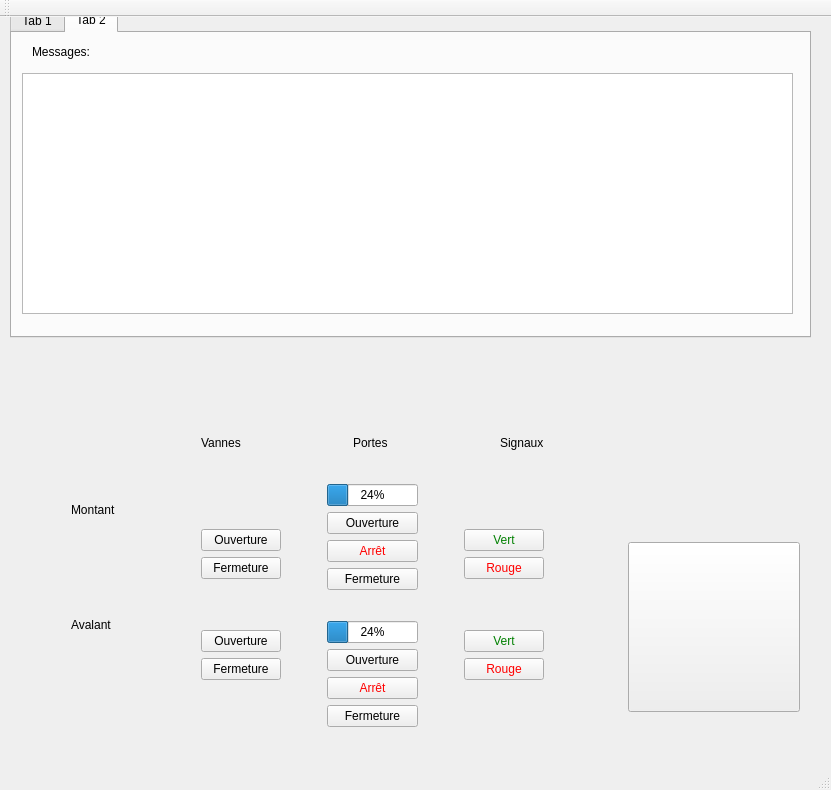
Qt form mainwindow.ui (VConstans/IHMEcluse) before a commit.
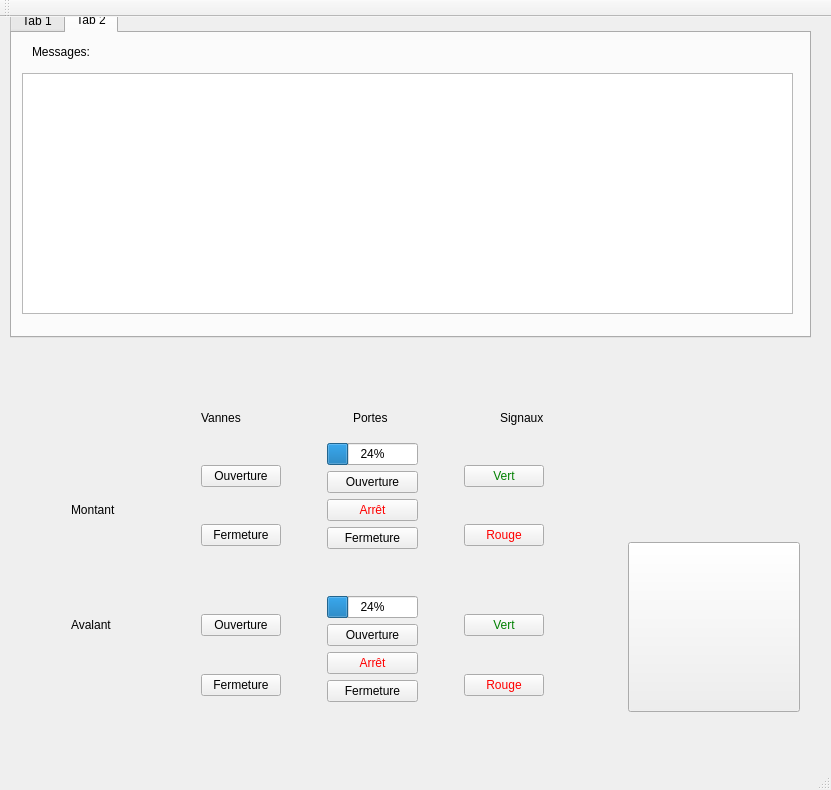
The same form after that commit. Icons and pictures are not drawn.

Diff of the .ui file:
```diff
--- a/mainwindow.ui
+++ b/mainwindow.ui
@@ -320,6 +320,19 @@
             <layout class="QVBoxLayout" name="groupeButtonVannes">
              <item>
               <layout class="QVBoxLayout" name="groupeVanneMontant">
+               <item>
+                <spacer name="verticalSpacer_7">
+                 <property name="orientation">
+                  <enum>Qt::Vertical</enum>
+                 </property>
+                 <property name="sizeHint" stdset="0">
+                  <size>
+                   <width>20</width>
+                   <height>40</height>
+                  </size>
+                 </property>
+                </spacer>
+               </item>
                <item>
                 <widget class="QPushButton" name="vanneMontantOuv">
                  <property name="styleSheet">
@@ -330,6 +343,19 @@
                  </property>
                 </widget>
                </item>
+               <item>
+                <spacer name="verticalSpacer_8">
+                 <property name="orientation">
+                  <enum>Qt::Vertical</enum>
+                 </property>
+                 <property name="sizeHint" stdset="0">
+                  <size>
+                   <width>20</width>
+                   <height>40</height>
+                  </size>
+                 </property>
+                </spacer>
+               </item>
                <item>
                 <widget class="QPushButton" name="vanneMontantFerm">
                  <property name="text">
@@ -337,10 +363,36 @@
                  </property>
                 </widget>
                </item>
+               <item>
+                <spacer name="verticalSpacer_9">
+                 <property name="orientation">
+                  <enum>Qt::Vertical</enum>
+                 </property>
+                 <property name="sizeHint" stdset="0">
+                  <size>
+                   <width>20</width>
+                   <height>40</height>
+                  </size>
+                 </property>
+                </spacer>
+               </item>
               </layout>
              </item>
              <item>
               <layout class="QVBoxLayout" name="groupeVanneAvalant">
+               <item>
+                <spacer name="verticalSpacer_10">
+                 <property name="orientation">
+                  <enum>Qt::Vertical</enum>
+                 </property>
+                 <property name="sizeHint" stdset="0">
+                  <size>
+                   <width>20</width>
+                   <height>40</height>
+                  </size>
+                 </property>
+                </spacer>
+               </item>
                <item>
                 <widget class="QPushButton" name="vanneAvalantOuv">
                  <property name="text">
@@ -348,6 +400,19 @@
                  </property>
                 </widget>
                </item>
+               <item>
+                <spacer name="verticalSpacer_11">
+                 <property name="orientation">
+                  <enum>Qt::Vertical</enum>
+                 </property>
+                 <property name="sizeHint" stdset="0">
+                  <size>
+                   <width>20</width>
+                   <height>40</height>
+                  </size>
+                 </property>
+                </spacer>
+               </item>
                <item>
                 <widget class="QPushButton" name="vanneAvalantFerm">
                  <property name="text">
@@ -355,6 +420,19 @@
                  </property>
                 </widget>
                </item>
+               <item>
+                <spacer name="verticalSpacer_12">
+                 <property name="orientation">
+                  <enum>Qt::Vertical</enum>
+                 </property>
+                 <property name="sizeHint" stdset="0">
+                  <size>
+                   <width>20</width>
+                   <height>40</height>
+                  </size>
+                 </property>
+                </spacer>
+               </item>
               </layout>
              </item>
             </layout>
@@ -374,6 +452,19 @@
            </item>
            <item>
             <layout class="QVBoxLayout" name="groupeButtonPortes">
+             <item>
+              <spacer name="verticalSpacer_19">
+               <property name="orientation">
+                <enum>Qt::Vertical</enum>
+               </property>
+               <property name="sizeHint" stdset="0">
+                <size>
+                 <width>20</width>
+                 <height>40</height>
+                </size>
+               </property>
+              </spacer>
+             </item>
              <item>
               <widget class="QProgressBar" name="progressPorteMontant">
                <property name="value">
@@ -421,6 +512,19 @@
                  </property>
                 </widget>
                </item>
+               <item>
+                <spacer name="verticalSpacer_20">
+                 <property name="orientation">
+                  <enum>Qt::Vertical</enum>
+                 </property>
+                 <property name="sizeHint" stdset="0">
+                  <size>
+                   <width>20</width>
+                   <height>40</height>
+                  </size>
+                 </property>
+                </spacer>
+               </item>
               </layout>
              </item>
              <item>
@@ -438,6 +542,19 @@
              </item>
              <item>
               <layout class="QVBoxLayout" name="groupePorteAvalant">
+               <item>
+                <spacer name="verticalSpacer_21">
+                 <property name="orientation">
+                  <enum>Qt::Vertical</enum>
+                 </property>
+                 <property name="sizeHint" stdset="0">
+                  <size>
+                   <width>20</width>
+                   <height>40</height>
+                  </size>
+                 </property>
+                </spacer>
+               </item>
                <item>
                 <widget class="QProgressBar" name="progressPorteAvalant">
                  <property name="value">
@@ -477,6 +594,19 @@
                  </property>
                 </widget>
                </item>
+               <item>
+                <spacer name="verticalSpacer_22">
+                 <property name="orientation">
+                  <enum>Qt::Vertical</enum>
+                 </property>
+                 <property name="sizeHint" stdset="0">
+                  <size>
+                   <width>20</width>
+                   <height>40</height>
+                  </size>
+                 </property>
+                </spacer>
+               </item>
               </layout>
              </item>
             </layout>
@@ -498,6 +628,19 @@
             <layout class="QVBoxLayout" name="groupeButtonSignaux">
              <item>
               <layout class="QVBoxLayout" name="signauxMontant">
+               <item>
+                <spacer name="verticalSpacer_13">
+                 <property name="orientation">
+                  <enum>Qt::Vertical</enum>
+                 </property>
+                 <property name="sizeHint" stdset="0">
+                  <size>
+                   <width>20</width>
+                   <height>40</height>
+                  </size>
+                 </property>
+                </spacer>
+               </item>
                <item>
                 <widget class="QPushButton" name="vertMontant">
                  <property name="styleSheet">
@@ -508,6 +651,19 @@
                  </property>
                 </widget>
                </item>
+               <item>
+                <spacer name="verticalSpacer_14">
+                 <property name="orientation">
+                  <enum>Qt::Vertical</enum>
+                 </property>
+                 <property name="sizeHint" stdset="0">
+                  <size>
+                   <width>20</width>
+                   <height>40</height>
+                  </size>
+                 </property>
+                </spacer>
+               </item>
                <item>
                 <widget class="QPushButton" name="rougeMontant">
                  <property name="styleSheet">
@@ -518,10 +674,36 @@
                  </property>
                 </widget>
                </item>
+               <item>
+                <spacer name="verticalSpacer_18">
+                 <property name="orientation">
+                  <enum>Qt::Vertical</enum>
+                 </property>
+                 <property name="sizeHint" stdset="0">
+                  <size>
+                   <width>20</width>
+                   <height>40</height>
+                  </size>
+                 </property>
+                </spacer>
+               </item>
               </layout>
              </item>
              <item>
               <layout class="QVBoxLayout" name="signauxAvalant">
+               <item>
+                <spacer name="verticalSpacer_15">
+                 <property name="orientation">
+                  <enum>Qt::Vertical</enum>
+                 </property>
+                 <property name="sizeHint" stdset="0">
+                  <size>
+                   <width>20</width>
+                   <height>40</height>
+                  </size>
+                 </property>
+                </spacer>
+               </item>
                <item>
                 <widget class="QPushButton" name="vertAvalant">
                  <property name="styleSheet">
@@ -532,6 +714,19 @@
                  </property>
                 </widget>
                </item>
+               <item>
+                <spacer name="verticalSpacer_16">
+                 <property name="orientation">
+                  <enum>Qt::Vertical</enum>
+                 </property>
+                 <property name="sizeHint" stdset="0">
+                  <size>
+                   <width>20</width>
+                   <height>40</height>
+                  </size>
+                 </property>
+                </spacer>
+               </item>
                <item>
                 <widget class="QPushButton" name="rougeAvalant">
                  <property name="styleSheet">
@@ -542,6 +737,19 @@
                  </property>
                 </widget>
                </item>
+               <item>
+                <spacer name="verticalSpacer_17">
+                 <property name="orientation">
+                  <enum>Qt::Vertical</enum>
+                 </property>
+                 <property name="sizeHint" stdset="0">
+                  <size>
+                   <width>20</width>
+                   <height>40</height>
+                  </size>
+                 </property>
+                </spacer>
+               </item>
               </layout>
              </item>
             </layout>
```
